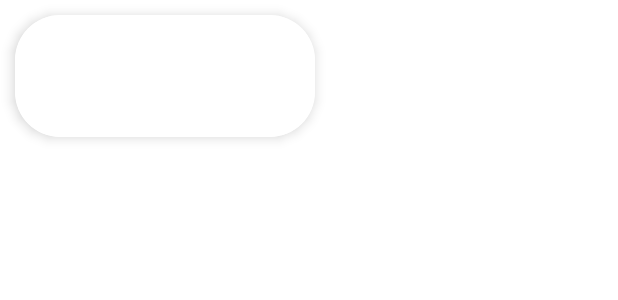
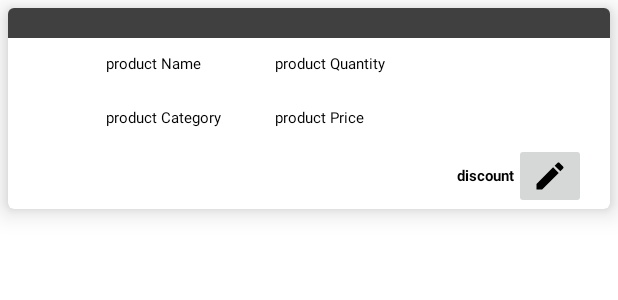
Before and after one commit to Maria498/shared_orders_app, an Android app: the layout card_item.xml on its own in the app's theme, with its tools: preview values and no code run, on a phone screen of 412 x 824 dp. Shown: the top 300 px of the screen. Run offline under Robolectric (Android 15) with nearby library versions, the phone set to English and light mode, and no system bars.

Commit message:
item xml

```diff
--- /dev/null
+++ b/app/src/main/res/drawable/baseline_edit_24.xml
@@ -0,0 +1,5 @@
+<vector android:height="24dp" android:tint="#000000"
+    android:viewportHeight="24" android:viewportWidth="24"
+    android:width="24dp" xmlns:android="http://schemas.android.com/apk/res/android">
+    <path android:fillColor="@android:color/white" android:pathData="M3,17.25V21h3.75L17.81,9.94l-3.75,-3.75L3,17.25zM20.71,7.04c0.39,-0.39 0.39,-1.02 0,-1.41l-2.34,-2.34c-0.39,-0.39 -1.02,-0.39 -1.41,0l-1.83,1.83 3.75,3.75 1.83,-1.83z"/>
+</vector>
--- a/app/src/main/res/layout/card_item.xml
+++ b/app/src/main/res/layout/card_item.xml
@@ -1,54 +1,115 @@
 <?xml version="1.0" encoding="utf-8"?>
-
-<androidx.cardview.widget.CardView
-    xmlns:android="http://schemas.android.com/apk/res/android"
-    xmlns:app="http://schemas.android.com/apk/res-auto"
-    android:layout_width="200dp"
+<androidx.cardview.widget.CardView xmlns:android="http://schemas.android.com/apk/res/android"
+    xmlns:card_view="http://schemas.android.com/apk/res-auto"
+    android:id="@+id/card_view"
+    android:layout_width="match_parent"
     android:layout_height="wrap_content"
-    app:cardCornerRadius="30dp"
-    app:cardElevation="5dp"
-    android:layout_margin="10dp">
-
+    android:layout_margin="5dp"
+    card_view:cardCornerRadius="4dp"
+    card_view:cardElevation="10dp">
 
     <RelativeLayout
         android:layout_width="match_parent"
-        android:layout_height="match_parent"
-        android:background="@color/white">
+        android:layout_height="match_parent">
+        >
+
+        <TextView
+            android:id="@+id/title"
+            android:layout_width="match_parent"
+            android:layout_height="20dp"
+            android:background="#404040"
+            android:gravity="center_vertical"
+            android:textColor="@android:color/white"
+            android:textSize="14sp" />
 
         <ImageView
-            android:id="@+id/cardImage"
+            android:id="@+id/productImg"
             android:layout_width="60dp"
             android:layout_height="60dp"
-            android:layout_marginStart="10dp"
-            android:layout_marginTop="10dp"
-            android:layout_marginEnd="10dp"
-            android:layout_marginBottom="10dp"/>
+            android:layout_below="@+id/title"
+            android:textColor="@color/black"
+            android:layout_marginTop="10dp"/>
 
         <TextView
-            android:id="@+id/cardTitle"
-            android:layout_width="150dp"
+            android:id="@+id/productName"
+            android:layout_width="wrap_content"
             android:layout_height="wrap_content"
-            android:layout_alignParentStart="true"
-            android:layout_alignParentTop="true"
-            android:layout_alignParentEnd="true"
-            android:layout_marginStart="82dp"
+            android:layout_below="@id/title"
+            android:layout_marginLeft="5dp"
             android:layout_marginTop="10dp"
-            android:layout_marginEnd="10dp"
-            android:textSize="18sp"
-            android:textStyle="bold" />
+            android:layout_toRightOf="@+id/productImg"
+            android:gravity="center_vertical"
+            android:textColor="@color/black"
+            android:text="@string/productName"
+            android:textSize="10sp" />
 
         <TextView
-            android:id="@+id/cardText"
-            android:layout_width="150dp"
+            android:id="@+id/productCategory"
+            android:layout_width="wrap_content"
             android:layout_height="wrap_content"
-            android:layout_alignParentStart="true"
-            android:layout_alignParentTop="true"
-            android:layout_alignParentEnd="true"
-            android:layout_marginStart="82dp"
-            android:layout_marginTop="60dp"
-            android:layout_marginEnd="10dp"
-            android:textSize="15sp" />
+            android:layout_below="@id/productName"
+            android:layout_toRightOf="@+id/productImg"
+            android:layout_marginLeft="5dp"
+            android:layout_marginTop="10dp"
+            android:gravity="center_vertical"
+            android:textColor="@color/black"
+            android:text="@string/productCategory"
+            android:textSize="10sp" />
+
+        <TextView
+            android:id="@+id/productQuantity"
+            android:layout_width="wrap_content"
+            android:layout_height="wrap_content"
+            android:layout_alignBaseline="@id/productName"
+            android:layout_alignParentRight="true"
+            android:layout_marginTop="10dp"
+            android:layout_marginRight="150dp"
+            android:text="@string/produceQuantity"
+            android:textColor="@color/black"
+            android:textSize="10sp" />
+
+        <TextView
+            android:id="@+id/productPrice"
+            android:layout_width="wrap_content"
+            android:layout_height="wrap_content"
+            android:layout_alignBaseline="@id/productCategory"
+            android:layout_alignStart="@id/productQuantity"
+            android:textColor="@color/black"
+            android:text="@string/productPrice"
+            android:textSize="10sp" />
+        <LinearLayout
+            android:layout_width="match_parent"
+            android:layout_height="wrap_content"
+            android:orientation="horizontal"
+            android:layout_below="@+id/productImg"
+            android:gravity="center_vertical|right"
+            >
+
+            <TextView
+                android:id="@+id/priceAfterDiscount"
+                android:layout_width="wrap_content"
+                android:layout_height="wrap_content"
+                android:layout_marginLeft="8dp"
+                android:textColor="@color/black"
+                android:text="@string/discount"
+                android:textSize="10sp"
+                android:textStyle="bold"/>
+
+            <ImageButton
+                android:id="@+id/BtnEdit"
+                android:layout_width="wrap_content"
+                android:layout_height="wrap_content"
+                android:src="@drawable/baseline_edit_24"
+                android:layout_gravity="right"
+                android:layout_marginRight="16dp"
+                android:text="chat"
+                android:textSize="10sp" />
+
+
+        </LinearLayout>
+
+
+
 
     </RelativeLayout>
-
 </androidx.cardview.widget.CardView>
--- a/app/src/main/res/values/strings.xml
+++ b/app/src/main/res/values/strings.xml
@@ -25,6 +25,11 @@
     <string name="Addaddress">your adress</string>
     <string name="street">street</string>
     <string name="Apartment">Apatment</string>
+    <string name="productName">product Name\n</string>
+    <string name="productPrice">product Price</string>
+    <string name="produceQuantity">product Quantity</string>
+    <string name="productCategory">product Category</string>
+    <string name="discount">discount</string>
     <string-array name="israeliCities">
         <item>Filter By city</item>
         <item>Jerusalem</item>
```
